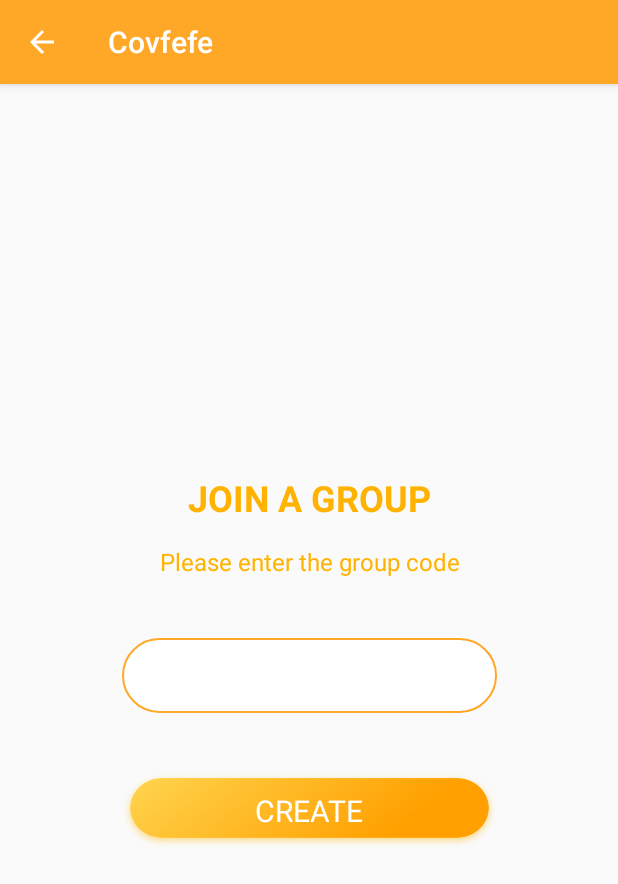
After one commit to dougouk/HackTheNorth2017, an Android app: the JoinGroupActivity screen opened directly, with no data from a screen before it, on a phone screen of 412 x 824 dp. The commit adds this screen. Shown: the top 884 px of the screen. Run offline under Robolectric (Android 15) with nearby library versions, the phone set to English and light mode, and no system bars; our stand-ins replace ButterKnife.

Commit message:
Refactoring, join group

```diff
--- a/Android/app/src/main/AndroidManifest.xml
+++ b/Android/app/src/main/AndroidManifest.xml
@@ -46,6 +46,8 @@
             android:windowSoftInputMode="adjustResize"/>
         <activity android:name=".Group.CreateGroupActivity"
             android:parentActivityName=".MainActivity"/>
+        <activity android:name=".Group.JoinGroupActivity"
+            android:parentActivityName=".MainActivity"/>
 
         <!--Firebase Cloud Msg-->
         <service android:name=".Services.MyFirebaseInstanceIdService">
--- a/Android/app/src/main/java/com/dan190/covfefe/ApplicationCore/MyApplication.java
+++ b/Android/app/src/main/java/com/dan190/covfefe/ApplicationCore/MyApplication.java
@@ -48,7 +48,7 @@ public class MyApplication extends Application {
                     String name = user.getDisplayName();
                     String id = user.getUid();
                     String photoUrl = "";
-                    User newUser = new User(name, id, photoUrl, null);
+                    User newUser = new User(name, id, null);
                     MainSharedPreferences.emailLogin(MyApplication.getInstance(), newUser);
 
                 }else{
--- /dev/null
+++ b/Android/app/src/main/java/com/dan190/covfefe/Group/JoinGroupActivity.java
@@ -0,0 +1,92 @@
+package com.dan190.covfefe.Group;
+
+import android.os.Bundle;
+import android.support.annotation.Nullable;
+import android.support.v4.app.NavUtils;
+import android.support.v7.app.AppCompatActivity;
+import android.text.Editable;
+import android.text.TextWatcher;
+import android.util.Log;
+import android.view.MenuItem;
+import android.widget.Button;
+import android.widget.EditText;
+
+import com.dan190.covfefe.ApplicationCore.MyApplication;
+import com.dan190.covfefe.R;
+import com.dan190.covfefe.Util.GroupUtils;
+import com.dan190.covfefe.Util.Logger;
+import com.dan190.covfefe.Util.MainSharedPreferences;
+
+import butterknife.BindView;
+import butterknife.ButterKnife;
+import butterknife.OnClick;
+
+/**
+ * Created by Dan on 17/09/2017.
+ */
+
+public class JoinGroupActivity extends AppCompatActivity {
+    private static final String TAG = JoinGroupActivity.class.getSimpleName();
+
+    @BindView(R.id.joinGroupName)
+    EditText joinGroupName;
+
+    @BindView(R.id.joinGroupButton)
+    Button joinGroupButton;
+
+    @Override
+    protected void onCreate(@Nullable Bundle savedInstanceState) {
+        super.onCreate(savedInstanceState);
+        setContentView(R.layout.activity_join_group);
+        ButterKnife.bind(this);
+
+        getSupportActionBar().setDisplayHomeAsUpEnabled(true);
+
+        joinGroupName.addTextChangedListener(textCounter);
+    }
+
+    @Override
+    public boolean onOptionsItemSelected(MenuItem item) {
+        switch(item.getItemId()){
+            case android.R.id.home:
+                NavUtils.navigateUpFromSameTask(this);
+                return true;
+        }
+        return super.onOptionsItemSelected(item);
+    }
+
+    @OnClick(R.id.joinGroupButton)
+    public void joinGroup(){
+        Log.d(TAG, "create group");
+        String groupCode = joinGroupName.getText().toString();
+        if(groupCode.equals("")){
+            Logger.makeToast(getString(R.string.fill_out_group_name));
+        }
+
+        GroupUtils.join_group(groupCode, MainSharedPreferences.retrieveFirebaseId(MyApplication.getInstance()));
+        Logger.makeToast(getString(R.string.group_joined));
+        finish();
+    }
+
+    private final TextWatcher textCounter = new TextWatcher() {
+        @Override
+        public void beforeTextChanged(CharSequence charSequence, int start, int count, int after) {
+
+        }
+
+        @Override
+        public void onTextChanged(CharSequence charSequence, int start, int before, int count) {
+            Log.d(TAG, String.format("Count: %d", count));
+            if(count == 0){
+                joinGroupButton.setEnabled(false);
+            }else if (count > 0){
+                joinGroupButton.setEnabled(true);
+            }
+        }
+
+        @Override
+        public void afterTextChanged(Editable editable) {
+
+        }
+    };
+}
--- a/Android/app/src/main/java/com/dan190/covfefe/Login/SignUpActivity.java
+++ b/Android/app/src/main/java/com/dan190/covfefe/Login/SignUpActivity.java
@@ -92,7 +92,7 @@ public class SignUpActivity extends AppCompatActivity {
                             String name = user.getDisplayName();
                             String id = user.getUid();
                             String photoUrl = user.getPhotoUrl().toString();
-                            User newUser = new User(name, id, photoUrl, null);
+                            User newUser = new User(name, id, null);
                             MainSharedPreferences.emailLogin(MyApplication.getInstance(), newUser);
                             MainSharedPreferences.storeFirebasedId(MyApplication.getInstance(),
                                     GroupUtils.init_user(newUser));
--- a/Android/app/src/main/java/com/dan190/covfefe/Models/User.java
+++ b/Android/app/src/main/java/com/dan190/covfefe/Models/User.java
@@ -13,10 +13,9 @@ public class User {
     private String firebaseDbId;
     private FacebookAccount facebookAccount;
 
-    public User(String displayName, String signOnId, @Nullable String photoUrl, FacebookAccount facebookAccount) {
+    public User(String displayName, String signOnId, @Nullable FacebookAccount facebookAccount) {
         this.displayName = displayName;
         this.signOnId = signOnId;
-        this.photoUrl = photoUrl;
         this.facebookAccount = facebookAccount;
     }
 
--- a/Android/app/src/main/java/com/dan190/covfefe/Util/GroupUtils.java
+++ b/Android/app/src/main/java/com/dan190/covfefe/Util/GroupUtils.java
@@ -129,8 +129,8 @@ public final class GroupUtils extends Activity {
                     String displayName = (String) map.get(USER_DISPLAY_NAME);
                     String photoUrl = (String) map.get(USER_PHOTO_URL);
                     String signOnId = (String) map.get(USER_SIGN_ON_ID);
-                    User user = new User(displayName, signOnId, photoUrl, null);
-                    users.add(user);
+//                    User user = new User(displayName, signOnId, photoUrl, null);
+//                    users.add(user);
                 }
             }
 
--- /dev/null
+++ b/Android/app/src/main/res/layout/activity_join_group.xml
@@ -0,0 +1,48 @@
+<?xml version="1.0" encoding="utf-8"?>
+<android.support.constraint.ConstraintLayout xmlns:android="http://schemas.android.com/apk/res/android"
+    android:layout_width="match_parent"
+    android:layout_height="match_parent"
+    xmlns:app="http://schemas.android.com/apk/res-auto">
+
+    <TextView
+        android:id="@+id/joinGroupTitle"
+        android:text="@string/join_group_title"
+        android:layout_width="wrap_content"
+        android:layout_height="wrap_content"
+        app:layout_constraintLeft_toLeftOf="parent"
+        app:layout_constraintRight_toRightOf="parent"
+        app:layout_constraintTop_toTopOf="parent"
+        app:layout_constraintBottom_toTopOf="@+id/joinGroupSubtitle"
+        app:layout_constraintVertical_chainStyle="packed"
+        android:paddingBottom="15dp"
+        style="@style/LoginTitle"/>
+    <TextView
+        android:id="@+id/joinGroupSubtitle"
+        android:text="@string/join_group_subtitle"
+        android:layout_width="wrap_content"
+        android:layout_height="wrap_content"
+        app:layout_constraintLeft_toLeftOf="parent"
+        app:layout_constraintRight_toRightOf="parent"
+        app:layout_constraintTop_toBottomOf="@+id/joinGroupTitle"
+        app:layout_constraintBottom_toTopOf="@+id/joinGroupName"
+        android:paddingBottom="30dp"
+        style="@style/LoginSubtitle"/>
+    <EditText
+        android:id="@+id/joinGroupName"
+        style="@style/LoginEdit"
+        app:layout_constraintLeft_toLeftOf="parent"
+        app:layout_constraintRight_toRightOf="parent"
+        app:layout_constraintTop_toBottomOf="@+id/joinGroupSubtitle"
+        app:layout_constraintBottom_toTopOf="@+id/joinGroupButton"/>
+    <Button
+        android:id="@+id/joinGroupButton"
+        app:layout_constraintLeft_toLeftOf="parent"
+        app:layout_constraintRight_toRightOf="parent"
+        app:layout_constraintTop_toBottomOf="@+id/joinGroupName"
+        app:layout_constraintBottom_toBottomOf="parent"
+        android:layout_marginTop="30dp"
+        android:text="@string/create"
+        android:enabled="false"
+        style="@style/LoginButton"/>
+
+</android.support.constraint.ConstraintLayout>
--- a/Android/app/src/main/res/values/strings.xml
+++ b/Android/app/src/main/res/values/strings.xml
@@ -30,4 +30,8 @@
     <string name="create">CREATE</string>
     <string name="group_name">Group name</string>
     <string name="fill_out_group_name">Group name cannot be empty! Give it a name</string>
+    <string name="group_joined">Group joined!</string>
+    <string name="group_join_failed">Failed to join group</string>
+    <string name="join_group_title">JOIN A GROUP</string>
+    <string name="join_group_subtitle">Please enter the group code</string>
 </resources>
```
Also changed, not shown: Android/app/src/main/java/com/dan190/covfefe/Group/GroupViewFragment.java (+50 -12 lines), Android/app/src/main/java/com/dan190/covfefe/MainActivity.java (+4 -29 lines), Android/app/src/main/java/com/dan190/covfefe/Models/Group.java (+20 -0 lines), Android/app/src/main/java/com/dan190/covfefe/Util/MainSharedPreferences.java (+12 -7 lines).
